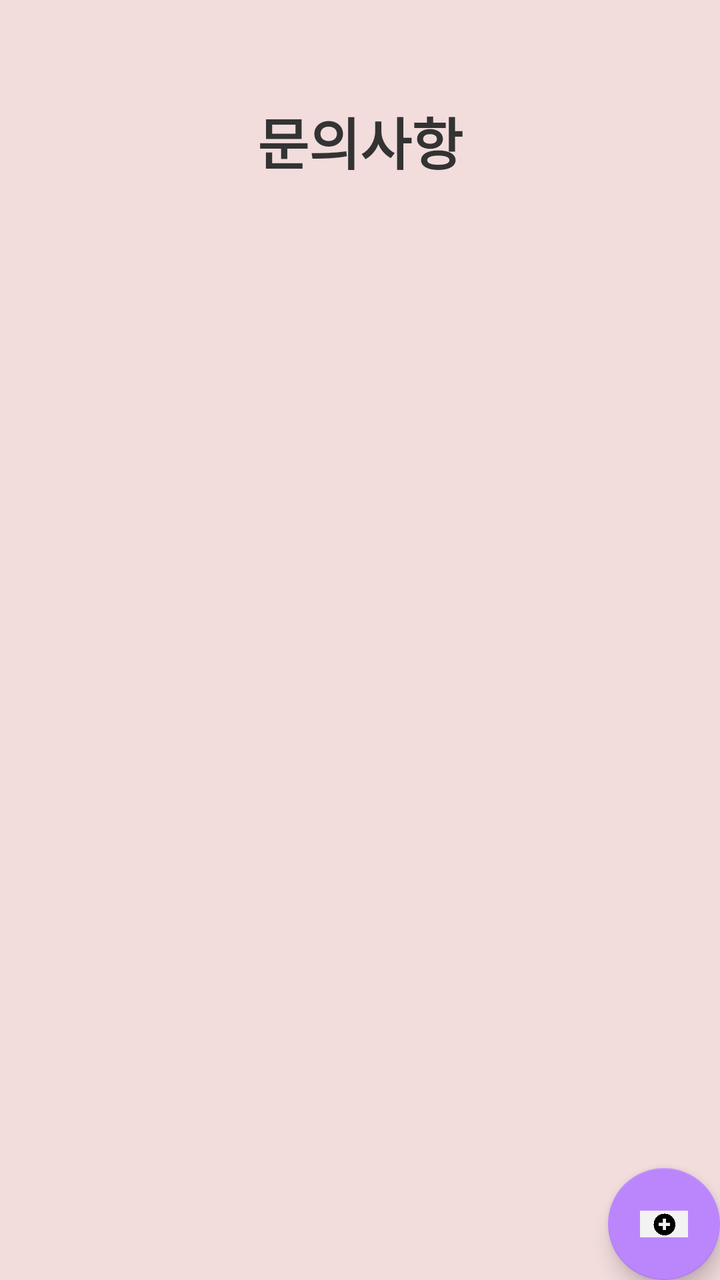
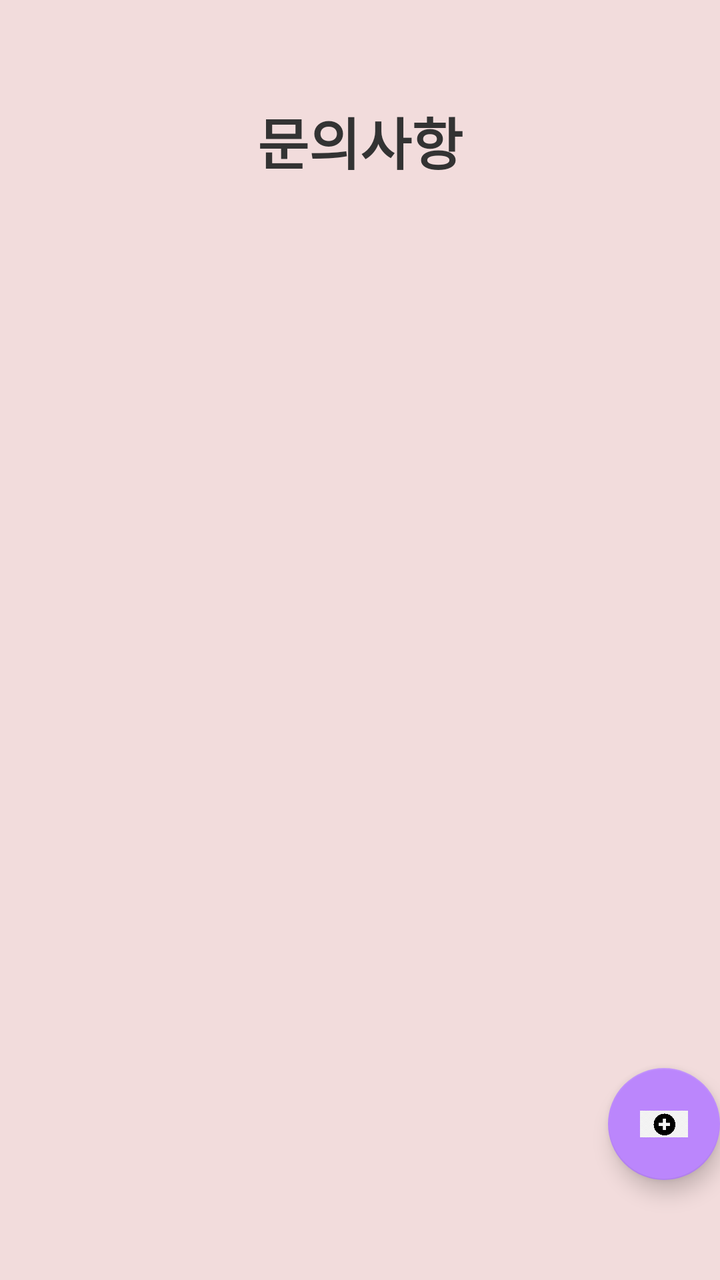

Screens rendered from an Android XML layout before and after an edit, with the pre-edit source and the edit as a unified diff.
<!-- AndroidManifest.xml: application theme Theme.DormApp -->
<!-- res/layout/fragment_inquiry_list.xml -->
<?xml version="1.0" encoding="utf-8"?>
<androidx.constraintlayout.widget.ConstraintLayout
    xmlns:android="http://schemas.android.com/apk/res/android"
    xmlns:app="http://schemas.android.com/apk/res-auto"
    android:layout_width="match_parent"
    android:layout_height="match_parent"
    android:background="#F2DCDC">

    <TextView
        android:id="@+id/tv_inquiry_title"
        android:layout_width="wrap_content"
        android:layout_height="wrap_content"
        android:text="문의사항"
        android:textSize="28sp"
        android:textStyle="bold"
        android:textColor="#333333"
        app:layout_constraintTop_toTopOf="parent"
        app:layout_constraintStart_toStartOf="parent"
        app:layout_constraintEnd_toEndOf="parent"
        android:layout_marginTop="50dp"/>

    <androidx.recyclerview.widget.RecyclerView
        android:id="@+id/rv_inquiry_list"
        android:layout_width="0dp"
        android:layout_height="0dp"
        android:layout_marginTop="16dp"
        android:layout_marginBottom="16dp"
        app:layout_constraintTop_toBottomOf="@id/tv_inquiry_title"
        app:layout_constraintBottom_toBottomOf="parent"
        app:layout_constraintStart_toStartOf="parent"
        app:layout_constraintEnd_toEndOf="parent"
        android:clipToPadding="false"
        android:paddingBottom="70dp" />

    <com.google.android.material.floatingactionbutton.FloatingActionButton
        android:id="@+id/fab_inquiry_write"
        android:layout_width="wrap_content"
        android:layout_height="wrap_content"
        android:contentDescription="문의 작성"
        android:src="@drawable/ic_add"
        app:backgroundTint="@color/purple_200"
        app:layout_constraintBottom_toBottomOf="parent"
        app:layout_constraintEnd_toEndOf="parent"
        android:layout_marginTop="50dp"
        android:visibility="visible"/>
</androidx.constraintlayout.widget.ConstraintLayout>
<!-- resources referenced by this layout -->
<resources>
  <color name="purple_200">#FFBB86FC</color>
  <!-- drawable ic_add: png bitmap (drawable, 2207 bytes) -->
  <style name="Theme.DormApp" parent="Theme.AppCompat.Light.NoActionBar">
      </style>
</resources>

<!-- the commit's change to res/layout/fragment_inquiry_list.xml (unified diff, before → after) -->
@@ -41,6 +41,7 @@
         app:backgroundTint="@color/purple_200"
         app:layout_constraintBottom_toBottomOf="parent"
         app:layout_constraintEnd_toEndOf="parent"
-        android:layout_marginTop="50dp"
+        android:layout_marginBottom="50dp"
         android:visibility="visible"/>
+
 </androidx.constraintlayout.widget.ConstraintLayout>
